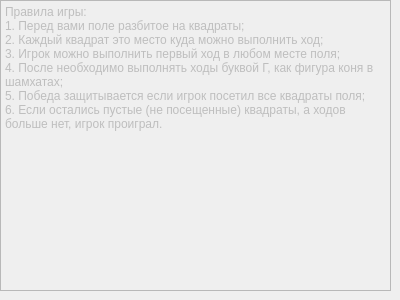
Above: project_work/rulewindow.ui from SurinMaks/otusCppBasic before the change. Below: the same form after it.
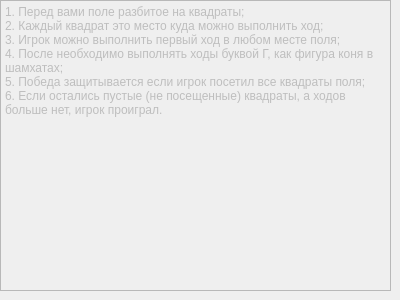
That is the form after the change.

Commit message: Добавлен заголовок окна

What changed in the file:
```diff
--- a/project_work/rulewindow.ui
+++ b/project_work/rulewindow.ui
@@ -26,8 +26,7 @@
     </rect>
    </property>
    <property name="plainText">
-    <string>Правила игры:
-1. Перед вами поле разбитое на квадраты;
+    <string>1. Перед вами поле разбитое на квадраты;
 2. Каждый квадрат это место куда можно выполнить ход;
 3. Игрок можно выполнить первый ход в любом месте поля;
 4. После необходимо выполнять ходы буквой Г, как фигура коня в шамхатах;
```
Left out of the diff: 2 changed lines with no effect on the pictures.
